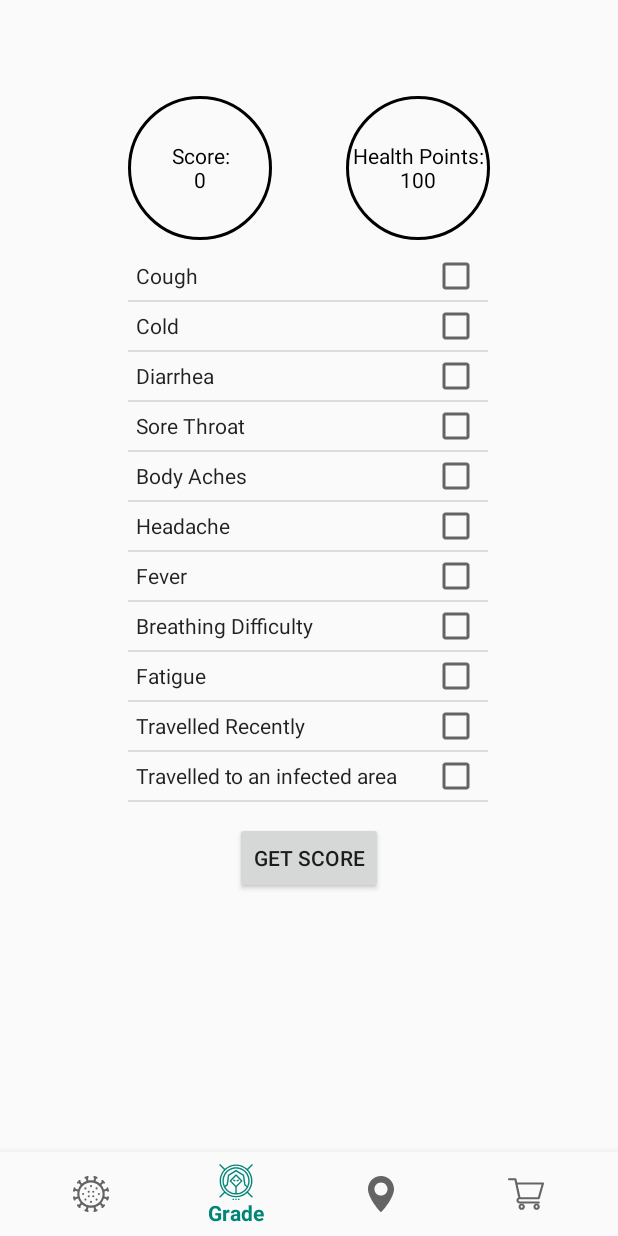
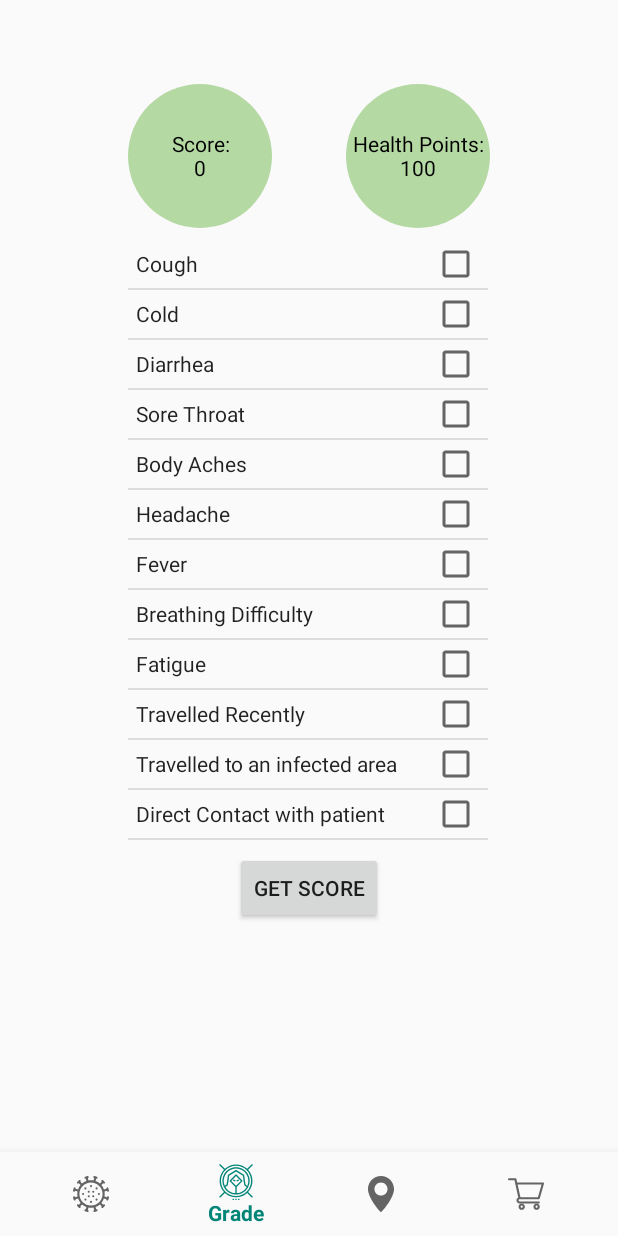
Before and after one commit to kingtvarshin/Covid19_hackacrisisapp, an Android app: the screen it shows after launch (MainActivity), on a phone screen of 412 x 824 dp. Run offline under Robolectric (Android 15) with nearby library versions, the phone set to English and light mode, and no system bars; our stand-ins replace navigation-ui.

Commit message:
added colors to home page

```diff
--- a/app/src/main/res/drawable/circular_textview_drawable.xml
+++ b/app/src/main/res/drawable/circular_textview_drawable.xml
@@ -5,8 +5,8 @@
         android:color="#45FF0000" />
 
     <size
-        android:width="120dp"
-        android:height="120dp" />
+        android:width="96dp"
+        android:height="96dp" />
 
     <corners
         android:bottomLeftRadius="65dp"
--- a/app/src/main/res/drawable/circular_textview_drawable_green.xml
+++ b/app/src/main/res/drawable/circular_textview_drawable_green.xml
@@ -5,8 +5,8 @@
         android:color="#59369B00" />
 
     <size
-        android:width="120dp"
-        android:height="120dp" />
+        android:width="96dp"
+        android:height="96dp" />
 
     <corners
         android:bottomLeftRadius="65dp"
--- a/app/src/main/res/drawable/circular_textview_drawable_orange.xml
+++ b/app/src/main/res/drawable/circular_textview_drawable_orange.xml
@@ -5,8 +5,8 @@
         android:color="#41FFFF00" />
 
     <size
-        android:width="120dp"
-        android:height="120dp" />
+        android:width="96dp"
+        android:height="96dp" />
 
     <corners
         android:bottomLeftRadius="65dp"
--- a/app/src/main/res/layout/fragment_home.xml
+++ b/app/src/main/res/layout/fragment_home.xml
@@ -22,10 +22,9 @@
             android:layout_alignParentEnd="true"
             android:layout_alignParentRight="true"
             android:layout_centerVertical="true"
-            android:layout_marginTop="8dp"
             android:layout_marginEnd="146dp"
             android:layout_marginRight="146dp"
-            android:background="@drawable/circle"
+            android:background="@drawable/circular_textview_drawable_green"
             android:editable="false"
             android:gravity="center"
             android:textColor="#000000"
@@ -45,8 +44,7 @@
             android:layout_centerVertical="true"
             android:layout_marginStart="145dp"
             android:layout_marginLeft="145dp"
-            android:layout_marginTop="8dp"
-            android:background="@drawable/circle"
+            android:background="@drawable/circular_textview_drawable_green"
             android:editable="false"
             android:gravity="center"
             android:textColor="#000000"
@@ -57,7 +55,7 @@
         <ListView
             android:id="@+id/list_view"
             android:layout_width="240dp"
-            android:layout_height="372dp"
+            android:layout_height="400dp"
             android:layout_alignParentStart="true"
             android:layout_alignParentLeft="true"
             android:layout_alignParentEnd="true"
```
Also changed, not shown: app/src/main/java/com/example/covid19tracker/ui/home/HomeFragment.java (+16 -1 lines).
